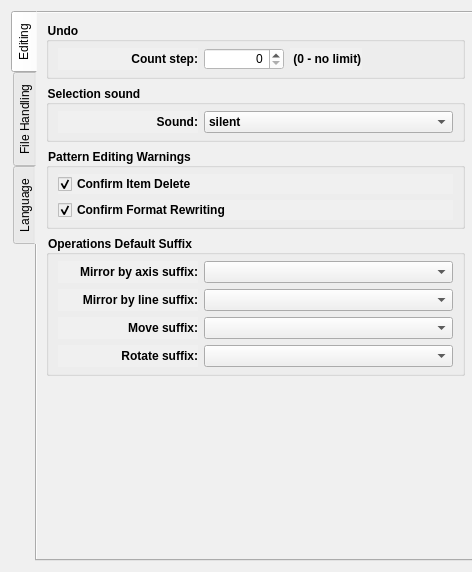
FashionFreedom/Seamly2D, file src/app/seamly2d/dialogs/configpages/preferencesconfigurationpage.ui: the form before one commit.
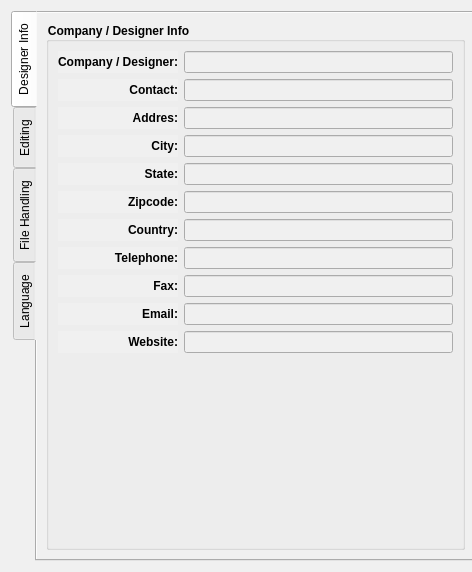
The form after the commit. Custom widgets are drawn as their Qt base class.

```diff
--- a/src/app/seamly2d/dialogs/configpages/preferencesconfigurationpage.ui
+++ b/src/app/seamly2d/dialogs/configpages/preferencesconfigurationpage.ui
@@ -49,97 +49,6 @@
        <height>550</height>
       </size>
      </property>
-     <property name="palette">
-      <palette>
-       <active>
-        <colorrole role="Button">
-         <brush brushstyle="SolidPattern">
-          <color alpha="255">
-           <red>240</red>
-           <green>240</green>
-           <blue>240</blue>
-          </color>
-         </brush>
-        </colorrole>
-        <colorrole role="Base">
-         <brush brushstyle="SolidPattern">
-          <color alpha="255">
-           <red>240</red>
-           <green>240</green>
-           <blue>240</blue>
-          </color>
-         </brush>
-        </colorrole>
-        <colorrole role="Window">
-         <brush brushstyle="SolidPattern">
-          <color alpha="255">
-           <red>240</red>
-           <green>240</green>
-           <blue>240</blue>
-          </color>
-         </brush>
-        </colorrole>
-       </active>
-       <inactive>
-        <colorrole role="Button">
-         <brush brushstyle="SolidPattern">
-          <color alpha="255">
-           <red>240</red>
-           <green>240</green>
-           <blue>240</blue>
-          </color>
-         </brush>
-        </colorrole>
-        <colorrole role="Base">
-         <brush brushstyle="SolidPattern">
-          <color alpha="255">
-           <red>240</red>
-           <green>240</green>
-           <blue>240</blue>
-          </color>
-         </brush>
-        </colorrole>
-        <colorrole role="Window">
-         <brush brushstyle="SolidPattern">
-          <color alpha="255">
-           <red>240</red>
-           <green>240</green>
-           <blue>240</blue>
-          </color>
-         </brush>
-        </colorrole>
-       </inactive>
-       <disabled>
-        <colorrole role="Button">
-         <brush brushstyle="SolidPattern">
-          <color alpha="255">
-           <red>240</red>
-           <green>240</green>
-           <blue>240</blue>
-          </color>
-         </brush>
-        </colorrole>
-        <colorrole role="Base">
-         <brush brushstyle="SolidPattern">
-          <color alpha="255">
-           <red>240</red>
-           <green>240</green>
-           <blue>240</blue>
-          </color>
-         </brush>
-        </colorrole>
-        <colorrole role="Window">
-         <brush brushstyle="SolidPattern">
-          <color alpha="255">
-           <red>240</red>
-           <green>240</green>
-           <blue>240</blue>
-          </color>
-         </brush>
-        </colorrole>
-       </disabled>
-      </palette>
-     </property>
      <property name="font">
       <font>
        <pointsize>9</pointsize>
@@ -154,6 +63,303 @@
      <property name="currentIndex">
       <number>0</number>
      </property>
+     <widget class="QWidget" name="tab">
+      <attribute name="title">
+       <string>Designer Info</string>
+      </attribute>
+      <layout class="QVBoxLayout" name="verticalLayout_14">
+       <item>
+        <widget class="QGroupBox" name="groupBox">
+         <property name="font">
+          <font>
+           <bold>true</bold>
+          </font>
+         </property>
+         <property name="title">
+          <string>Company / Designer Info</string>
+         </property>
+         <layout class="QVBoxLayout" name="verticalLayout_12">
+          <item>
+           <layout class="QFormLayout" name="formLayout">
+            <item row="0" column="0">
+             <widget class="QLabel" name="company_Label">
+              <property name="minimumSize">
+               <size>
+                <width>120</width>
+                <height>0</height>
+               </size>
+              </property>
+              <property name="text">
+               <string>Company / Designer:</string>
+              </property>
+              <property name="alignment">
+               <set>Qt::AlignRight|Qt::AlignTrailing|Qt::AlignVCenter</set>
+              </property>
+             </widget>
+            </item>
+            <item row="0" column="1">
+             <widget class="QLineEdit" name="companyName_LineEdit">
+              <property name="autoFillBackground">
+               <bool>false</bool>
+              </property>
+              <property name="frame">
+               <bool>true</bool>
+              </property>
+              <property name="clearButtonEnabled">
+               <bool>true</bool>
+              </property>
+             </widget>
+            </item>
+            <item row="1" column="0">
+             <widget class="QLabel" name="contact_Label">
+              <property name="minimumSize">
+               <size>
+                <width>120</width>
+                <height>0</height>
+               </size>
+              </property>
+              <property name="text">
+               <string>Contact:</string>
+              </property>
+              <property name="alignment">
+               <set>Qt::AlignRight|Qt::AlignTrailing|Qt::AlignVCenter</set>
+              </property>
+             </widget>
+            </item>
+            <item row="1" column="1">
+             <widget class="QLineEdit" name="contact_LineEdit">
+              <property name="clearButtonEnabled">
+               <bool>true</bool>
+              </property>
+             </widget>
+            </item>
+            <item row="2" column="0">
+             <widget class="QLabel" name="address_Label">
+              <property name="minimumSize">
+               <size>
+                <width>120</width>
+                <height>0</height>
+               </size>
+              </property>
+              <property name="text">
+               <string>Addres:</string>
+              </property>
+              <property name="alignment">
+               <set>Qt::AlignRight|Qt::AlignTrailing|Qt::AlignVCenter</set>
+              </property>
+             </widget>
+            </item>
+            <item row="2" column="1">
+             <widget class="QLineEdit" name="address_LineEdit">
+              <property name="clearButtonEnabled">
+               <bool>true</bool>
+              </property>
+             </widget>
+            </item>
+            <item row="3" column="0">
+             <widget class="QLabel" name="city_Label">
+              <property name="minimumSize">
+               <size>
+                <width>120</width>
+                <height>0</height>
+               </size>
+              </property>
+              <property name="text">
+               <string>City:</string>
+              </property>
+              <property name="alignment">
+               <set>Qt::AlignRight|Qt::AlignTrailing|Qt::AlignVCenter</set>
+              </property>
+             </widget>
+            </item>
+            <item row="3" column="1">
+             <widget class="QLineEdit" name="city_LineEdit">
+              <property name="clearButtonEnabled">
+               <bool>true</bool>
+              </property>
+             </widget>
+            </item>
+            <item row="4" column="0">
+             <widget class="QLabel" name="state_Label">
+              <property name="minimumSize">
+               <size>
+                <width>120</width>
+                <height>0</height>
+               </size>
+              </property>
+              <property name="text">
+               <string>State:</string>
+              </property>
+              <property name="alignment">
+               <set>Qt::AlignRight|Qt::AlignTrailing|Qt::AlignVCenter</set>
+              </property>
+             </widget>
+            </item>
+            <item row="4" column="1">
+             <widget class="QLineEdit" name="state_LineEdit">
+              <property name="clearButtonEnabled">
+               <bool>true</bool>
+              </property>
+             </widget>
+            </item>
+            <item row="5" column="0">
+             <widget class="QLabel" name="zipcode_Label">
+              <property name="minimumSize">
+               <size>
+                <width>120</width>
+                <height>0</height>
+               </size>
+              </property>
+              <property name="text">
+               <string>Zipcode:</string>
+              </property>
+              <property name="alignment">
+               <set>Qt::AlignRight|Qt::AlignTrailing|Qt::AlignVCenter</set>
+              </property>
+             </widget>
+            </item>
+            <item row="5" column="1">
+             <widget class="QLineEdit" name="zipcode_LineEdit">
+              <property name="clearButtonEnabled">
+               <bool>true</bool>
+              </property>
+             </widget>
+            </item>
+            <item row="6" column="0">
+             <widget class="QLabel" name="country_Label">
+              <property name="minimumSize">
+               <size>
+                <width>120</width>
+                <height>0</height>
+               </size>
+              </property>
+              <property name="text">
+               <string>Country:</string>
+              </property>
+              <property name="alignment">
+               <set>Qt::AlignRight|Qt::AlignTrailing|Qt::AlignVCenter</set>
+              </property>
+             </widget>
+            </item>
+            <item row="6" column="1">
+             <widget class="QLineEdit" name="country_LineEdit">
+              <property name="clearButtonEnabled">
+               <bool>true</bool>
+              </property>
+             </widget>
+            </item>
+            <item row="7" column="0">
+             <widget class="QLabel" name="telephone_Label">
+              <property name="minimumSize">
+               <size>
+                <width>120</width>
+                <height>0</height>
+               </size>
+              </property>
+              <property name="text">
+               <string>Telephone:</string>
+              </property>
+              <property name="alignment">
+               <set>Qt::AlignRight|Qt::AlignTrailing|Qt::AlignVCenter</set>
+              </property>
+             </widget>
+            </item>
+            <item row="7" column="1">
+             <widget class="QLineEdit" name="telephone_LineEdit">
+              <property name="clearButtonEnabled">
+               <bool>true</bool>
+              </property>
+             </widget>
+            </item>
+            <item row="8" column="0">
+             <widget class="QLabel" name="fax_Label">
+              <property name="minimumSize">
+               <size>
+                <width>120</width>
+                <height>0</height>
+               </size>
+              </property>
+              <property name="text">
+               <string>Fax:</string>
+              </property>
+              <property name="alignment">
+               <set>Qt::AlignRight|Qt::AlignTrailing|Qt::AlignVCenter</set>
+              </property>
+             </widget>
+            </item>
+            <item row="8" column="1">
+             <widget class="QLineEdit" name="fax_LineEdit">
+              <property name="clearButtonEnabled">
+               <bool>true</bool>
+              </property>
+             </widget>
+            </item>
+            <item row="9" column="0">
+             <widget class="QLabel" name="email_Label">
+              <property name="minimumSize">
+               <size>
+                <width>120</width>
+                <height>0</height>
+               </size>
+              </property>
+              <property name="text">
+               <string>Email:</string>
+              </property>
+              <property name="alignment">
+               <set>Qt::AlignRight|Qt::AlignTrailing|Qt::AlignVCenter</set>
+              </property>
+             </widget>
+            </item>
+            <item row="9" column="1">
+             <widget class="QLineEdit" name="email_LineEdit">
+              <property name="clearButtonEnabled">
+               <bool>true</bool>
+              </property>
+             </widget>
+            </item>
+            <item row="10" column="0">
+             <widget class="QLabel" name="website_Label">
+              <property name="minimumSize">
+               <size>
+                <width>120</width>
+                <height>0</height>
+               </size>
+              </property>
+              <property name="text">
+               <string>Website:</string>
+              </property>
+              <property name="alignment">
+               <set>Qt::AlignRight|Qt::AlignTrailing|Qt::AlignVCenter</set>
+              </property>
+             </widget>
+            </item>
+            <item row="10" column="1">
+             <widget class="QLineEdit" name="website_LineEdit">
+              <property name="clearButtonEnabled">
+               <bool>true</bool>
+              </property>
+             </widget>
+            </item>
+           </layout>
+          </item>
+          <item>
+           <spacer name="verticalSpacer_4">
+            <property name="orientation">
+             <enum>Qt::Vertical</enum>
+            </property>
+            <property name="sizeHint" stdset="0">
+             <size>
+              <width>20</width>
+              <height>177</height>
+             </size>
+            </property>
+           </spacer>
+          </item>
+         </layout>
+        </widget>
+       </item>
+      </layout>
+     </widget>
      <widget class="QWidget" name="editing_Tab">
       <attribute name="title">
        <string>Editing</string>
```
Left out of the diff: 82 changed lines with no effect on the pictures.
